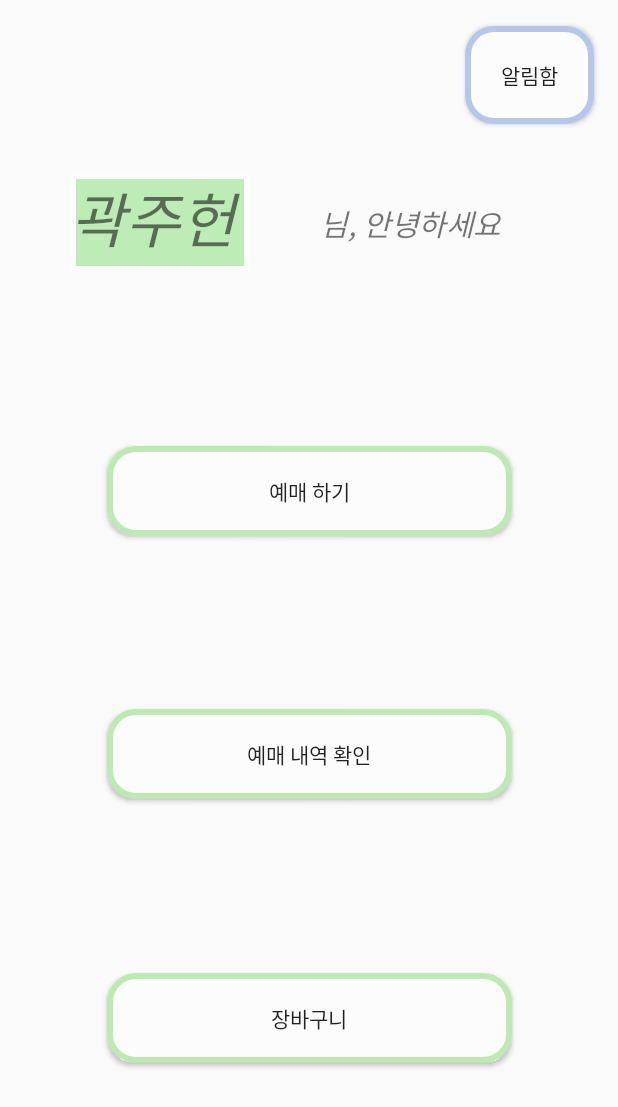
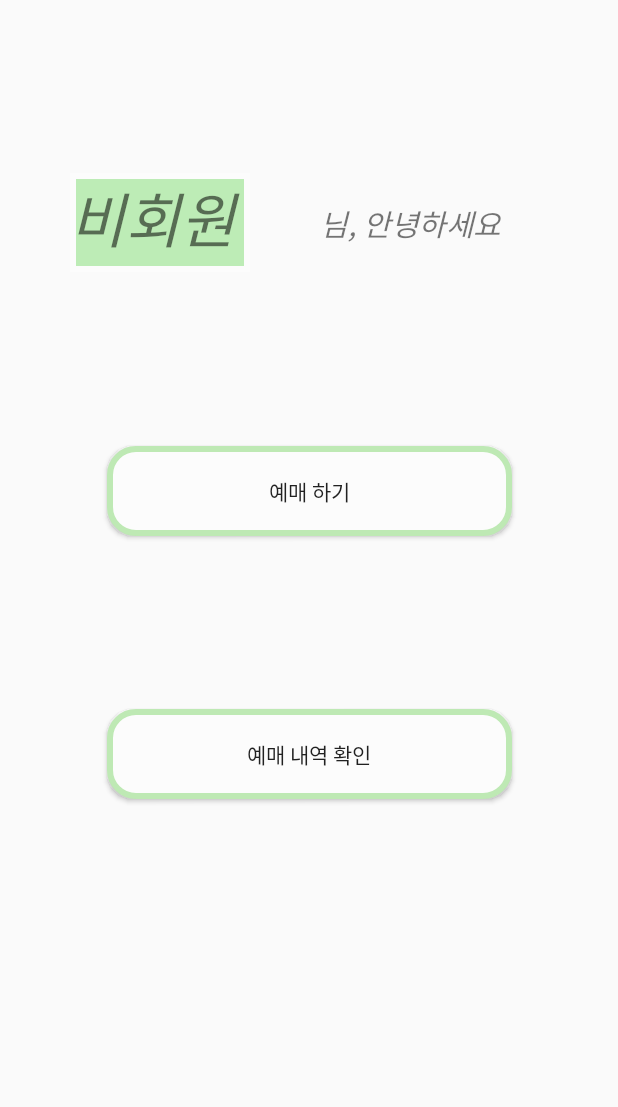
Before and after one commit to SE13KJNBus/BusTicketingApplication, an Android app: the Home_Page screen opened directly, with no data from a screen before it, on a phone screen of 412 x 824 dp. Shown: the top 1107 px of the screen. Run offline under Robolectric (Android 15) with nearby library versions, the phone set to English and light mode, and no system bars.

Commit message:
User Login + DB

```diff
--- a/BusTicketingAPP/app/src/main/java/com/example/busticketingapp/Home/Home_Page.java
+++ b/BusTicketingAPP/app/src/main/java/com/example/busticketingapp/Home/Home_Page.java
@@ -4,6 +4,7 @@ import androidx.appcompat.app.AppCompatActivity;
 
 import android.content.Intent;
 import android.os.Bundle;
+import android.util.Log;
 import android.view.View;
 import android.widget.Button;
 import android.widget.TextView;
@@ -22,19 +23,35 @@ public class Home_Page extends AppCompatActivity {
     private long backKeyPressedTime = 0;
     // 첫 번째 뒤로가기 버튼을 누를때 표시
     private Toast toast;
+    private TextView userName;
+    private Button btn_cart;
+    private Button btn_mailBox;
 
     @Override
     protected void onCreate(Bundle savedInstanceState) {
         super.onCreate(savedInstanceState);
         setContentView(R.layout.home_page);
-        // 추후 수정해야함
-        runOnUiThread(new Runnable() {
-        TextView userName = (TextView) findViewById(R.id.userName);
-            @Override
-            public void run() {
-                userName.setText("곽주헌");
-            }
-        });
+
+        String getId = getIntent().getStringExtra("Id");
+        boolean getMember = getIntent().getBooleanExtra("Member", false);
+
+        btn_cart = (Button)findViewById(R.id.cart);
+        btn_mailBox = (Button)findViewById(R.id.mailBox);
+
+//        Log.i("Id",getId);
+
+        userName = (TextView) findViewById(R.id.userName);
+
+        if (getMember) {
+            btn_cart.setVisibility(View.VISIBLE);
+            btn_mailBox.setVisibility(View.VISIBLE);
+            userName.setText("곽주헌");
+        }else {
+            btn_cart.setVisibility(View.INVISIBLE);
+            btn_mailBox.setVisibility(View.INVISIBLE);
+            userName.setText("비회원");
+        }
+
     }
 
     public void DoReserve(View view) {
@@ -42,12 +59,12 @@ public class Home_Page extends AppCompatActivity {
         startActivity(intent);
     }
 
-    public void identifyList(View view){
+    public void identifyList(View view) {
         Intent intent = new Intent(getApplicationContext(), MainActivity.class);
         startActivity(intent);
     }
 
-    public void goCart(View view){
+    public void goCart(View view) {
         Intent intent = new Intent(getApplicationContext(), cart.class);
         startActivity(intent);
     }
```
Also changed, not shown: BusTicketingAPP/app/src/main/java/com/example/busticketingapp/LoginAndSignup/LoginUserActivity.java (+39 -4 lines).
